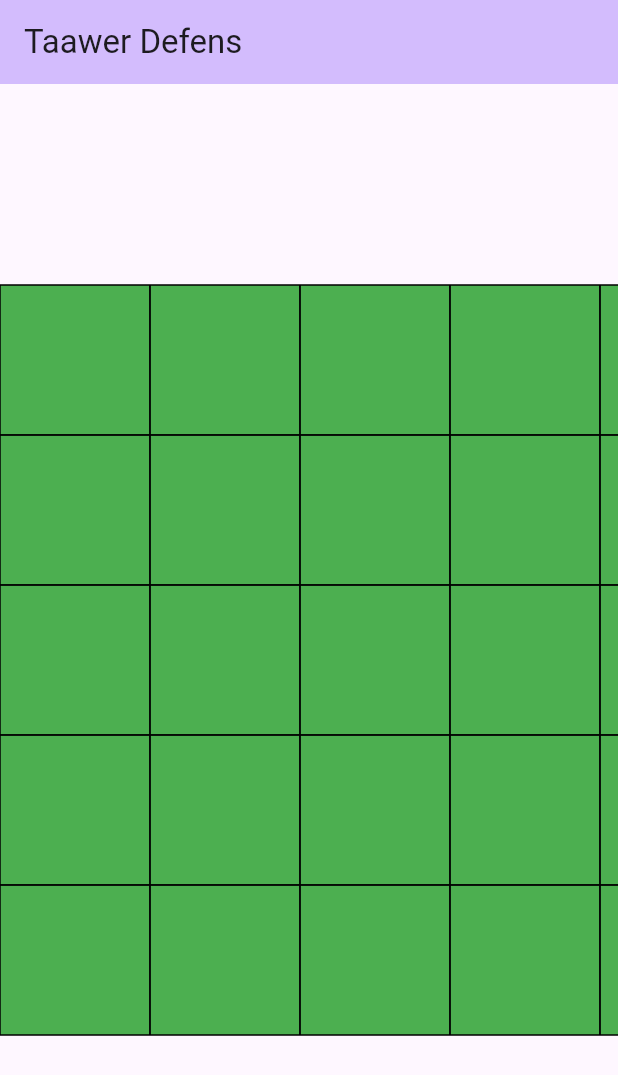
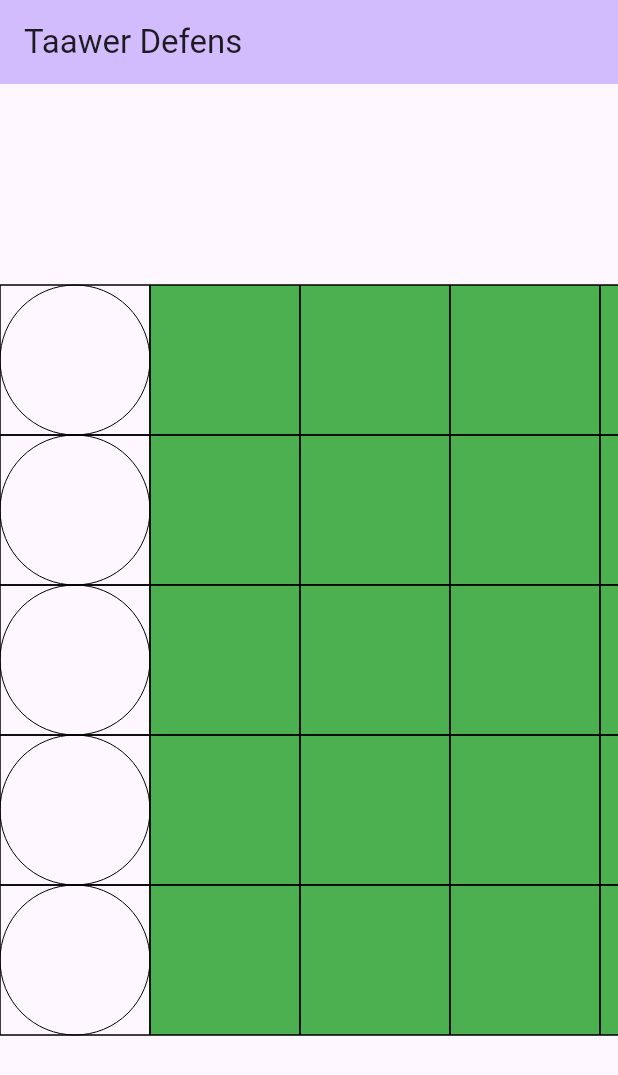
Before and after one commit to treeplate/pvzremake, a Flutter app: the screen it shows after launch, on a phone screen of 412 x 824 dp. Shown: the top 1075 px of the screen. Run offline on Flutter 3.47's test engine with Material 2 defaults, Android fonts, the phone set to English and light mode, and no system bars.

Commit message:
lane clearer, unused [Enemy] class, [NoFloor] for the lane clearers

```diff
--- /dev/null
+++ b/lib/enemy.dart
@@ -0,0 +1,3 @@
+sealed class Enemy {}
+
+class BasicEnemy extends Enemy {}
--- a/lib/floor.dart
+++ b/lib/floor.dart
@@ -6,4 +6,8 @@ class BasicFloor extends Floor {
   BasicFloor(this.style);
 }
 
+/// no [Tower]s can be placed, don't put [Enemy]s on this lane
 class EmptyFloor extends Floor {}
+
+/// same as [EmptyFloor] apart from decoration - a [LaneClearer] should start here
+class NoFloor extends Floor {}
--- a/lib/logic.dart
+++ b/lib/logic.dart
@@ -17,6 +17,8 @@ class TowerArea {
     required this.floors,
     List<Tower>? towers,
   }) : assert((height == null) != (towers == null)) {
-    this.towers = towers ?? List.generate(width * height!, (index) => null);
+    this.towers = towers ??
+        List.generate(width * height!,
+            (index) => index % width == 0 ? LaneClearer(0) : null);
   }
 }
--- a/lib/main.dart
+++ b/lib/main.dart
@@ -36,11 +36,11 @@ class MyHomePage extends StatefulWidget {
 
 class _MyHomePageState extends State<MyHomePage> {
   TowerArea towerArea = TowerArea(
-    width: 9,
+    width: 10,
     height: 5,
     floors: List.generate(
-      9 * 5,
-      (index) => BasicFloor(0),
+      10 * 5,
+      (index) => index % 10 == 0 ? NoFloor() : BasicFloor(0),
     ),
   );
 
@@ -68,7 +68,9 @@ class _MyHomePageState extends State<MyHomePage> {
               towerArea.width,
               onTap: (x, y) {
                 setState(() {
-                  towerArea.towers[x + y * towerArea.width] = BasicTower();
+                  if (towerArea.towers[x + y * towerArea.width] == null) {
+                    towerArea.towers[x + y * towerArea.width] = BasicTower();
+                  }
                 });
               },
             ),
--- a/lib/painter.dart
+++ b/lib/painter.dart
@@ -23,28 +23,33 @@ TowerPainter? paintTower(Tower? tower) {
       return BasicTowerPainter();
     case null:
       return null;
+    case LaneClearer(style: 0):
+      return LaneClearerPainter();
+    case LaneClearer():
+      throw UnimplementedError('LaneClearer with style ${tower.style}');
   }
 }
 
-FloorPainter paintFloor(Floor floor) {
+FloorPainter? paintFloor(Floor floor) {
   switch (floor) {
-    case BasicFloor():
-      switch (floor.style) {
-        case 0:
-          return BasicFloor0Painter();
-        default:
-          throw UnimplementedError('style ${floor.style}');
-      }
+    case BasicFloor(style: 0):
+      return BasicFloor0Painter();
     case EmptyFloor():
       return EmptyFloorPainter();
+    case NoFloor():
+      return null;
+    case BasicFloor():
+      throw UnimplementedError('BasicFloor with style ${floor.style}');
   }
 }
 
 abstract class TowerPainter extends GridCellPainter {}
 
-class BasicTowerPainter extends TowerPainter {
-  BasicTowerPainter() {
-    loadUiImage('images/basic_tower.png').then((value) {
+abstract class ImagePainter extends GridCellPainter {
+  String get name;
+
+  ImagePainter() {
+    loadUiImage('images/$name.png').then((value) {
       towerImage = value;
       inited = true;
     });
@@ -66,6 +71,16 @@ class BasicTowerPainter extends TowerPainter {
   }
 }
 
+class BasicTowerPainter extends ImagePainter implements TowerPainter {
+  @override
+  String get name => "basic_tower";
+}
+
+class LaneClearerPainter extends ImagePainter implements TowerPainter {
+  @override
+  String get name => "lane_clearer";
+}
+
 abstract class FloorPainter extends GridCellPainter {}
 
 /// Classic floor.
--- a/lib/tower.dart
+++ b/lib/tower.dart
@@ -2,3 +2,11 @@ sealed class Tower {}
 
 /// Shoots projectiles straight.
 class BasicTower extends Tower {}
+
+/// Clears the lane of [Enemy]s.
+/// Cannot be manually removed.
+class LaneClearer extends Tower {
+  final int style;
+
+  LaneClearer(this.style);
+}
--- a/pubspec.yaml
+++ b/pubspec.yaml
@@ -55,6 +55,7 @@ flutter:
 
   # To add assets to your application, add an assets section, like this:
   assets:
+    - images/lane_clearer.png
     - images/basic_tower.png
 
   # An image asset can refer to one or more resolution-specific "variants", see
```
Also changed, not shown: images/lane_clearer.png (added).
